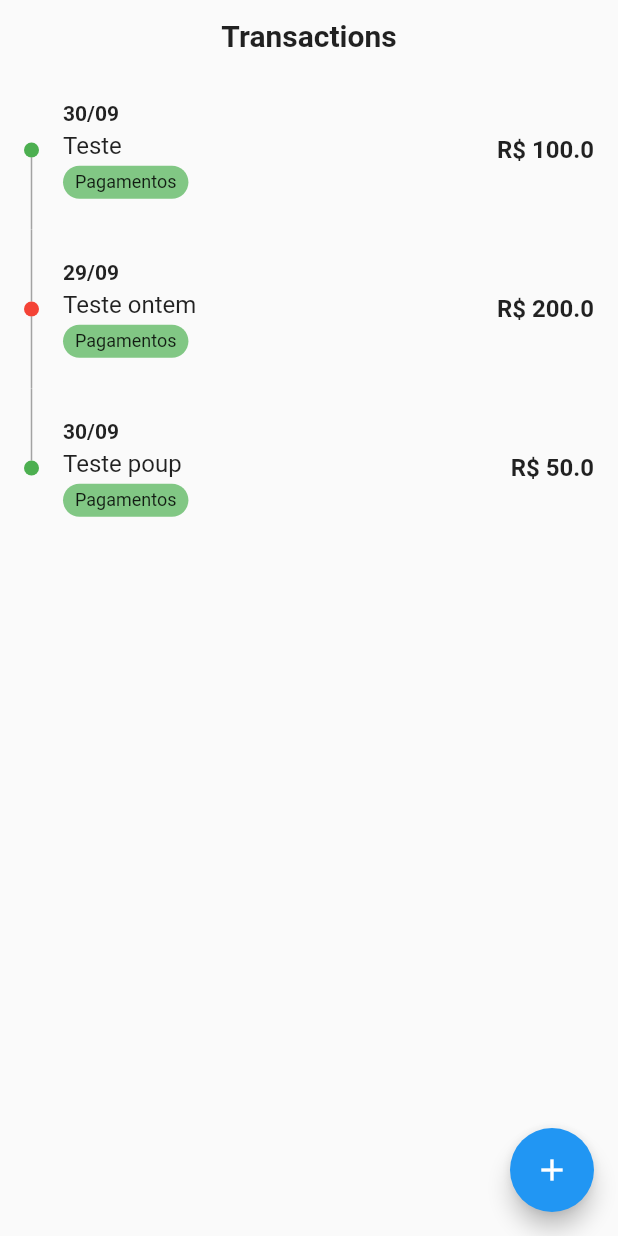
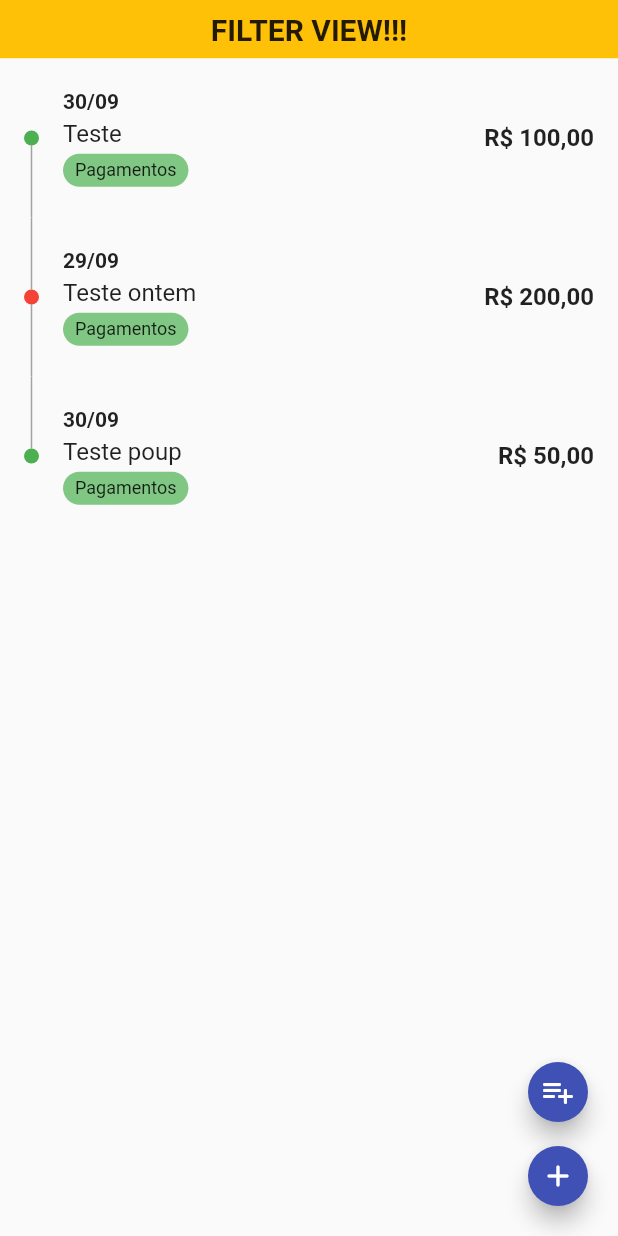
Before and after one commit to thiagoperea/organeasy, a Flutter app: the TransactionsPage screen opened directly, on a phone screen of 412 x 824 dp. Run offline on Flutter 3.47's test engine with Material 2 defaults, Android fonts, the phone set to English and light mode, and no system bars; our stand-ins replace bloc, flutter_bloc, hive, hive_flutter; accounts and stored records are empty.

Commit message:
creating money mask / transaction screen

```diff
--- a/lib/data/model/transaction_data.dart
+++ b/lib/data/model/transaction_data.dart
@@ -12,7 +12,7 @@ class TransactionData extends HiveObject {
   //   var categoryId: Int? = null,
   //   var objectiveId: Int? = null,
   final int transactionType;
-  final int? categoryId;
+  final int categoryId;
   final int? objectiveId;
 
   //   var description: String,
@@ -27,7 +27,7 @@ class TransactionData extends HiveObject {
   TransactionData({
     required this.walletId,
     required this.transactionType,
-    this.categoryId,
+    required this.categoryId,
     this.objectiveId,
     required this.description,
     required this.dueDate,
@@ -89,7 +89,14 @@ class TransactionData extends HiveObject {
 
   @override
   String toString() {
-    return 'TransactionData(walletId: $walletId, transactionType: $transactionType, categoryId: $categoryId, objectiveId: $objectiveId, description: $description, dueDate: $dueDate, value: $value, isDone: $isDone)';
+    return "TransactionData(walletId: $walletId, "
+        "transactionType: ${TransactionType.values[transactionType]}, "
+        "categoryId: $categoryId, "
+        "objectiveId: $objectiveId, "
+        "description: $description, "
+        "dueDate: $dueDate, "
+        "value: $value, "
+        "isDone: $isDone)";
   }
 }
 
--- a/lib/presentation/transactions/transactions_page.dart
+++ b/lib/presentation/transactions/transactions_page.dart
@@ -4,6 +4,7 @@ import 'package:flutter/painting.dart';
 import 'package:flutter/widgets.dart';
 import 'package:intl/intl.dart';
 import 'package:organeasy/data/model/transaction_data.dart';
+import 'package:organeasy/presentation/new_transaction/new_transaction_page.dart';
 
 class TransactionsPage extends StatelessWidget {
   TransactionsPage({Key? key}) : super(key: key);
@@ -12,6 +13,7 @@ class TransactionsPage extends StatelessWidget {
     TransactionData(
       walletId: 0,
       transactionType: TransactionType.receive.index,
+      categoryId: 0,
       description: "Teste",
       dueDate: DateTime.now(),
       value: 100.0,
@@ -20,6 +22,7 @@ class TransactionsPage extends StatelessWidget {
     TransactionData(
         walletId: 0,
         transactionType: TransactionType.pay.index,
+        categoryId: 1,
         description: "Teste ontem",
         dueDate: DateTime.now().add(Duration(days: -1)),
         value: 200.0,
@@ -27,6 +30,7 @@ class TransactionsPage extends StatelessWidget {
     TransactionData(
       walletId: 0,
       transactionType: TransactionType.save.index,
+      categoryId: 2,
       description: "Teste poup",
       dueDate: DateTime.now(),
       value: 50.0,
@@ -40,15 +44,16 @@ class TransactionsPage extends StatelessWidget {
       body: Column(
         mainAxisSize: MainAxisSize.max,
         children: [
-          SizedBox(height: 12),
-          Text(
-            "Transactions",
-            style: TextStyle(
-              fontSize: 20,
-              fontWeight: FontWeight.bold,
+          Container(
+            padding: EdgeInsets.all(8),
+            alignment: Alignment.center,
+            width: double.maxFinite,
+            color: Colors.amber,
+            child: Text(
+              "FILTER VIEW!!!",
+              style: TextStyle(fontSize: 20, fontWeight: FontWeight.bold),
             ),
           ),
-          SizedBox(height: 12),
           Expanded(
             child: ListView.builder(
               itemCount: _mockItems.length,
@@ -61,11 +66,35 @@ class TransactionsPage extends StatelessWidget {
           ),
         ],
       ),
-      floatingActionButton: FloatingActionButton(
-        child: const Icon(Icons.add),
-        onPressed: () {},
+      floatingActionButton: Column(
+        mainAxisSize: MainAxisSize.min,
+        children: [
+          FloatingActionButton(
+            heroTag: 0,
+            onPressed: () {},
+            child: Icon(Icons.playlist_add_rounded),
+            mini: true,
+            tooltip: "Add Multiple",
+          ),
+          SizedBox(height: 8),
+          FloatingActionButton(
+            heroTag: 1,
+            onPressed: () => _onAddSingleClick(context),
+            child: Icon(Icons.add_rounded),
+            mini: true,
+            tooltip: "Add single",
+          ),
+        ],
       ),
     );
+  }
+
+  Future<void> _onAddSingleClick(BuildContext context) async {
+    bool wasCreated = await Navigator.of(context).push<bool>(MaterialPageRoute(builder: (_) => NewTransactionPage())) ?? false;
+
+    if (wasCreated) {
+      // ! TODO: call cubit to update screen
+    }
   }
 }
 
@@ -93,7 +122,7 @@ class _TransactionItem extends StatelessWidget {
             SizedBox(width: 16),
             Expanded(
               child: Text(
-                "R\$ ${data.value}",
+                NumberFormat.simpleCurrency().format(data.value),
                 textAlign: TextAlign.end,
                 style: TextStyle(
                   fontSize: 16,
```
Also changed, not shown: lib/data/model/category_data.dart (added, +14 -0 lines), lib/internal/money_mask.dart (added, +17 -0 lines), lib/main.dart (+2 -12 lines), lib/presentation/home/home_page.dart (+11 -20 lines), lib/presentation/new_transaction/new_transaction_page.dart (added, +153 -0 lines), lib/presentation/splash/cubit/splash_cubit.dart (+9 -1 lines), 1 other file.
